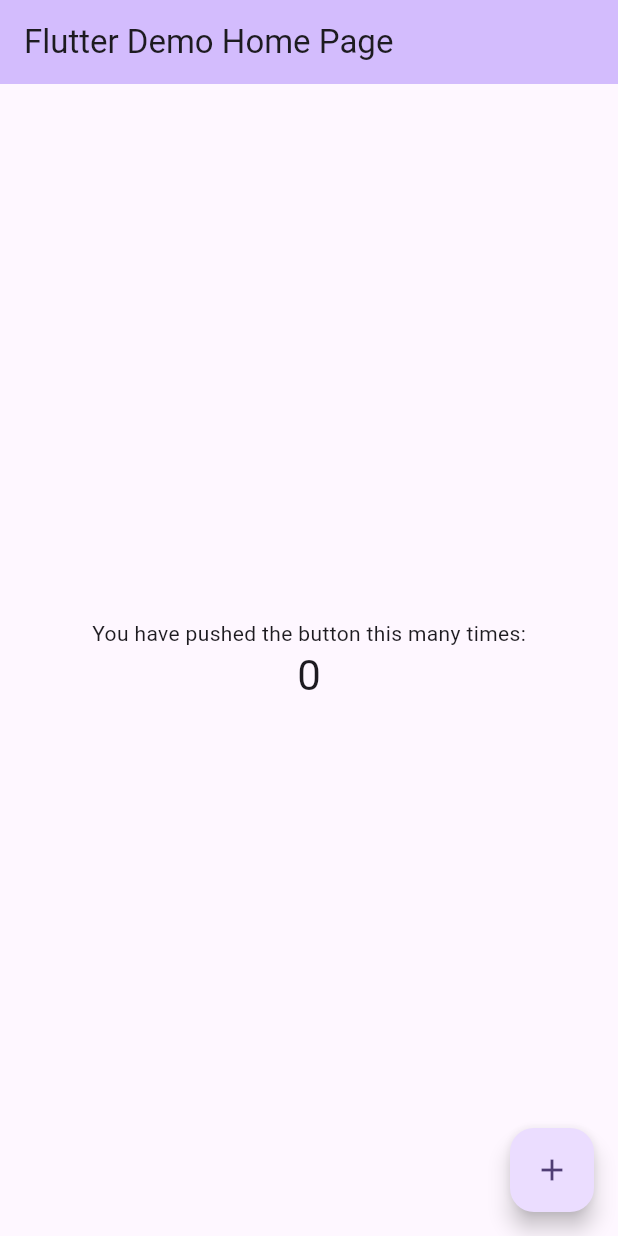
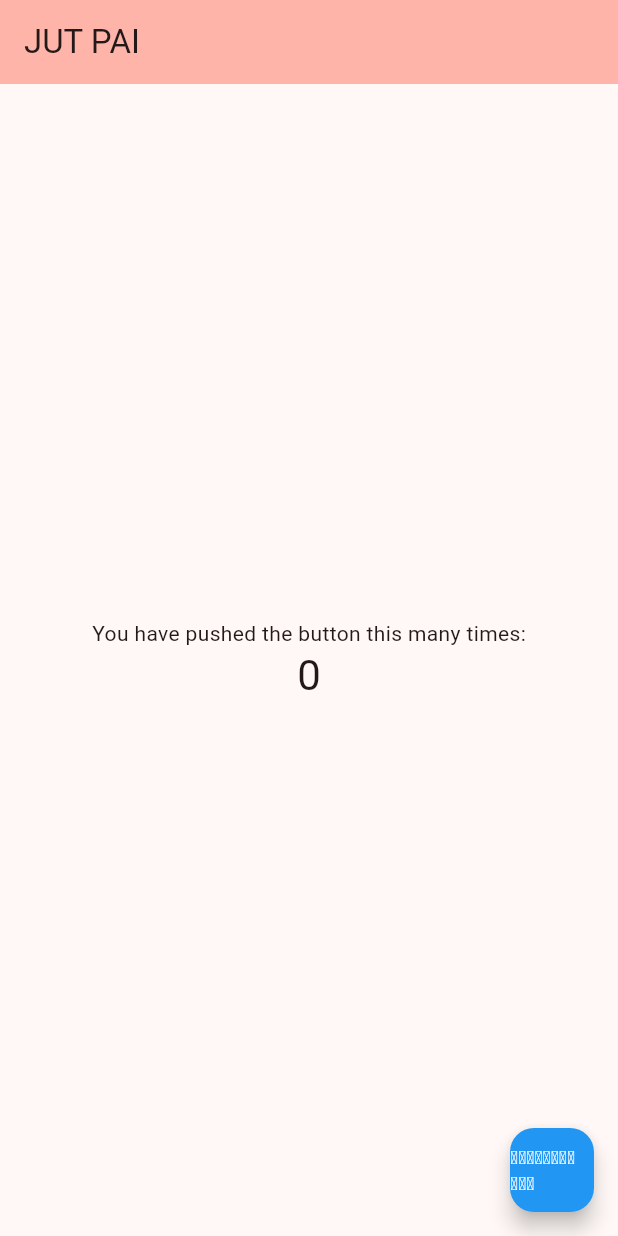
Before and after one commit to anoukham/app_first, a Flutter app: the screen it shows after launch, on a phone screen of 412 x 824 dp. Run offline on Flutter 3.47's test engine with Material 3 defaults, Android fonts, the phone set to English and light mode, and no system bars.

Commit message:
Initial commit: color name theme

```diff
--- a/lib/main.dart
+++ b/lib/main.dart
@@ -11,41 +11,19 @@ class MyApp extends StatelessWidget {
   @override
   Widget build(BuildContext context) {
     return MaterialApp(
-      title: 'Flutter Demo',
+      title: 'Aek ja ao jing la na',
       theme: ThemeData(
-        // This is the theme of your application.
-        //
-        // TRY THIS: Try running your application with "flutter run". You'll see
-        // the application has a purple toolbar. Then, without quitting the app,
-        // try changing the seedColor in the colorScheme below to Colors.green
-        // and then invoke "hot reload" (save your changes or press the "hot
-        // reload" button in a Flutter-supported IDE, or press "r" if you used
-        // the command line to start the app).
-        //
-        // Notice that the counter didn't reset back to zero; the application
-        // state is not lost during the reload. To reset the state, use hot
-        // restart instead.
-        //
-        // This works for code too, not just values: Most code changes can be
-        // tested with just a hot reload.
-        colorScheme: ColorScheme.fromSeed(seedColor: Colors.deepPurple),
+        colorScheme: ColorScheme.fromSeed(
+          seedColor: const Color.fromARGB(255, 184, 6, 6),
+        ),
       ),
-      home: const MyHomePage(title: 'Flutter Demo Home Page'),
+      home: const MyHomePage(title: 'JUT PAI'),
     );
   }
 }
 
 class MyHomePage extends StatefulWidget {
   const MyHomePage({super.key, required this.title});
-
-  // This widget is the home page of your application. It is stateful, meaning
-  // that it has a State object (defined below) that contains fields that affect
-  // how it looks.
-
-  // This class is the configuration for the state. It holds the values (in this
-  // case the title) provided by the parent (in this case the App widget) and
-  // used by the build method of the State. Fields in a Widget subclass are
-  // always marked "final".
 
   final String title;
 
@@ -58,65 +36,36 @@ class _MyHomePageState extends State<MyHomePage> {
 
   void _incrementCounter() {
     setState(() {
-      // This call to setState tells the Flutter framework that something has
-      // changed in this State, which causes it to rerun the build method below
-      // so that the display can reflect the updated values. If we changed
-      // _counter without calling setState(), then the build method would not be
-      // called again, and so nothing would appear to happen.
       _counter++;
     });
   }
 
   @override
   Widget build(BuildContext context) {
-    // This method is rerun every time setState is called, for instance as done
-    // by the _incrementCounter method above.
-    //
-    // The Flutter framework has been optimized to make rerunning build methods
-    // fast, so that you can just rebuild anything that needs updating rather
-    // than having to individually change instances of widgets.
     return Scaffold(
       appBar: AppBar(
-        // TRY THIS: Try changing the color here to a specific color (to
-        // Colors.amber, perhaps?) and trigger a hot reload to see the AppBar
-        // change color while the other colors stay the same.
         backgroundColor: Theme.of(context).colorScheme.inversePrimary,
-        // Here we take the value from the MyHomePage object that was created by
-        // the App.build method, and use it to set our appbar title.
+
         title: Text(widget.title),
       ),
       body: Center(
-        // Center is a layout widget. It takes a single child and positions it
-        // in the middle of the parent.
         child: Column(
-          // Column is also a layout widget. It takes a list of children and
-          // arranges them vertically. By default, it sizes itself to fit its
-          // children horizontally, and tries to be as tall as its parent.
-          //
-          // Column has various properties to control how it sizes itself and
-          // how it positions its children. Here we use mainAxisAlignment to
-          // center the children vertically; the main axis here is the vertical
-          // axis because Columns are vertical (the cross axis would be
-          // horizontal).
-          //
-          // TRY THIS: Invoke "debug painting" (choose the "Toggle Debug Paint"
-          // action in the IDE, or press "p" in the console), to see the
-          // wireframe for each widget.
           mainAxisAlignment: MainAxisAlignment.center,
           children: <Widget>[
             const Text('You have pushed the button this many times:'),
-            Text(
-              '$_counter',
-              style: Theme.of(context).textTheme.headlineMedium,
-            ),
+            Text('$_counter', style: Theme.of(context).textTheme.headlineMedium),
           ],
         ),
       ),
       floatingActionButton: FloatingActionButton(
+        backgroundColor: Colors.blue,
         onPressed: _incrementCounter,
-        tooltip: 'Increment',
-        child: const Icon(Icons.add),
-      ), // This trailing comma makes auto-formatting nicer for build methods.
+        tooltip: 'ເພີ່ມ',
+        child: const Text(
+          'ເພຶ່ມຕັວເລກ',
+          style: TextStyle(fontSize: 12, color: Colors.white),
+        ),
+      ),
     );
   }
 }
```
